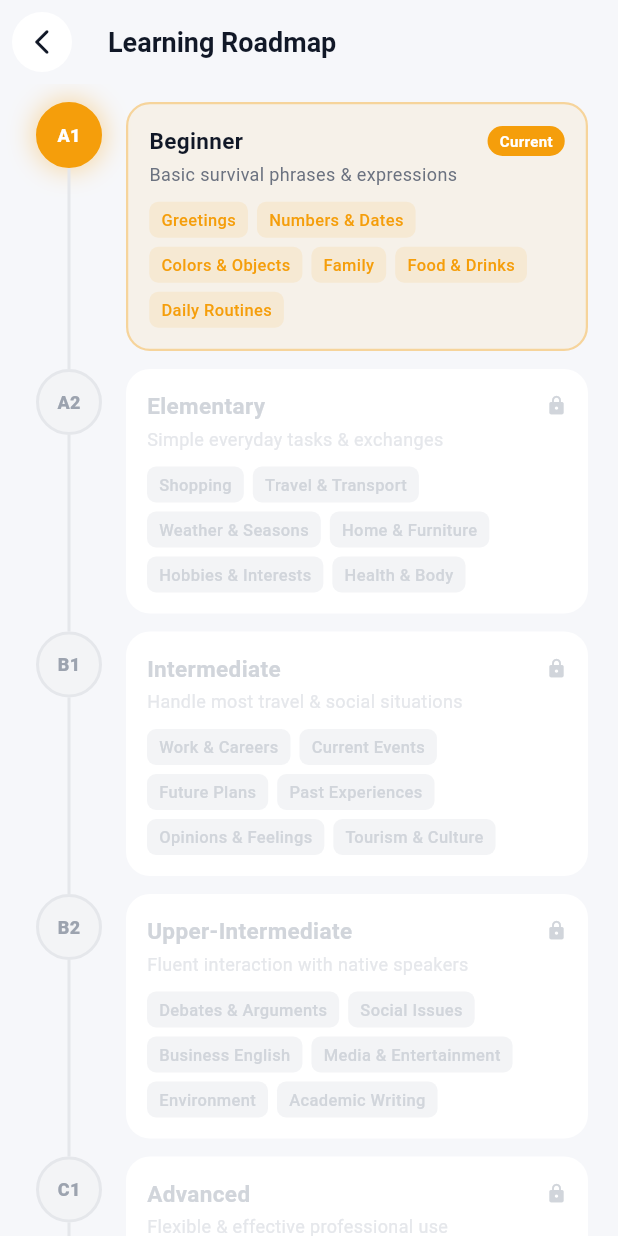
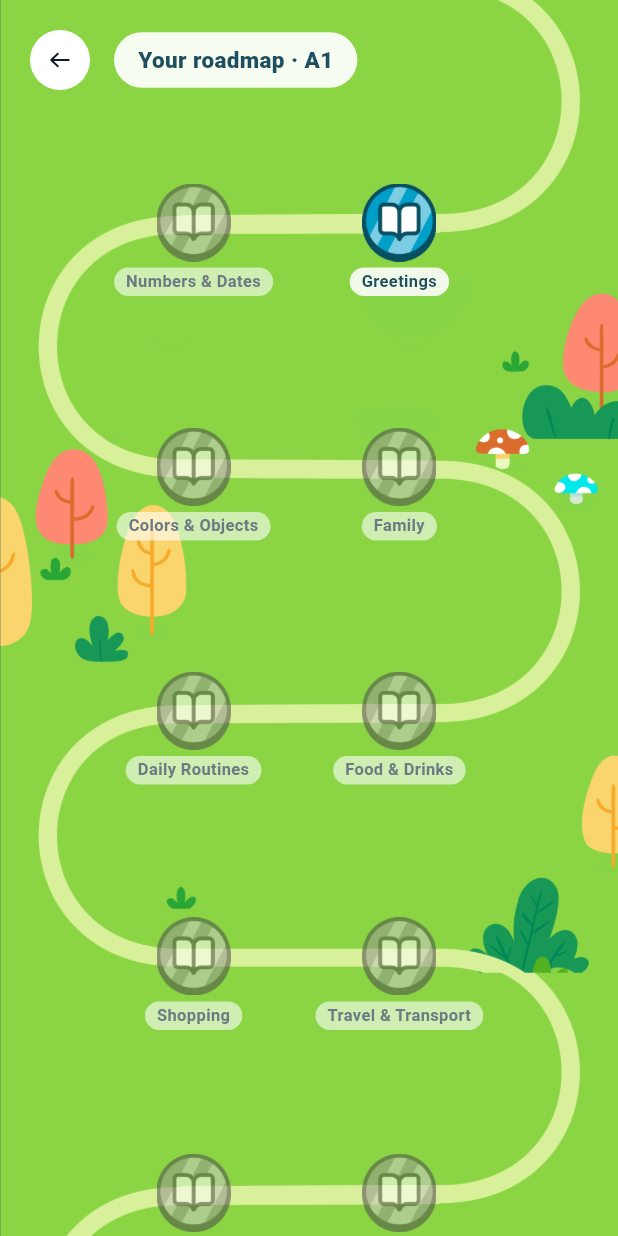
Before and after one commit to khberv-dev/learning-platform-app, a Flutter app: the RoadmapScreen screen opened by its route, on a phone screen of 412 x 824 dp. Run offline on Flutter 3.47's test engine with Material 3 defaults, Android fonts, the phone set to English and light mode, and no system bars; our stand-ins replace audioplayers, chewie, dio, flutter_riverpod, flutter_svg, go_router and 5 more; missing offline and left inert: flutter_webrtc, record, talker_dio_logger; accounts and stored records are empty.

Commit message:
feat: rebuild the roadmap as a path over the illustrated background
Replace the timeline-of-cards layout with the roadmap artwork and markers
placed on the road itself. The path's nineteen straight runs were traced from
the background's pixels rather than estimated, and RoadmapPath records those
measurements so the placement can be checked.

The six CEFR levels flatten into their thirty-six topics, two per run,
zigzagging with the road's direction — the artwork enters top-right, so the
first run travels right to left and each one after reverses. Completed topics
use road_item_complete and the learner's position uses road_item_current.

Two things the artwork dictated: no locked-state image ships, so topics ahead
reuse the completed badge through a greyscale matrix at reduced opacity; and
the background carries a transparent left margin that showed as a stripe of
page colour, now cropped by shifting the image and mapping node positions
through the same transform. A test pins every slot inside the traced road.

The path stands about ten screens tall, so the screen opens scrolled to the
learner's current step.

Co-Authored-By: Claude Opus 5 (1M context) <noreply@anthropic.com>

```diff
--- a/lib/app/data/network/config.dart
+++ b/lib/app/data/network/config.dart
@@ -1,6 +1,6 @@
 import 'package:flutter/foundation.dart';
 
-const devHostUrl = 'http://192.168.1.10:8000';
+const devHostUrl = 'http://192.168.0.2:8000';
 const mainHostUrl = 'https://cp.i-teach.uz';
 
 const hostUrl = kDebugMode ? devHostUrl : mainHostUrl;
--- /dev/null
+++ b/lib/ui/roadmap/roadmap_path.dart
@@ -0,0 +1,69 @@
+import 'dart:ui';
+
+/// Where the steps sit on `assets/images/roadmap_background.png`.
+///
+/// The artwork is 2164x18290 and its path is a serpentine of nineteen straight
+/// runs joined by U-turns. These y values are the centres of those runs as a
+/// fraction of the artwork's height, traced from the pixels rather than
+/// guessed; every run spans x 0.19..0.82.
+abstract final class RoadmapPath {
+  static const artworkWidth = 2164.0;
+  static const artworkHeight = 18290.0;
+
+  static const aspectRatio = artworkHeight / artworkWidth;
+
+  static const runCentresY = <double>[
+    0.0426,
+    0.0894,
+    0.1361,
+    0.1831,
+    0.2284,
+    0.2752,
+    0.3225,
+    0.3689,
+    0.4154,
+    0.4621,
+    0.5089,
+    0.5556,
+    0.6024,
+    0.6491,
+    0.6959,
+    0.7426,
+    0.7882,
+    0.8346,
+    0.8811,
+  ];
+
+  /// The artwork carries a transparent margin plus a border stroke down its
+  /// left edge; without cropping it the page background shows through as a
+  /// stripe. Everything is shifted left by this fraction to hide it.
+  static const leftCrop = 0.02;
+
+  /// Width the artwork must be drawn at so the crop still reaches the right
+  /// edge, as a multiple of the viewport width.
+  static const drawWidthFactor = 1 + leftCrop;
+
+  /// Maps an x measured on the raw artwork onto the cropped viewport.
+  static double toViewportX(double artworkX) =>
+      artworkX * drawWidthFactor - leftCrop;
+
+  /// Two steps per run, inset from the U-turns at either end.
+  static const _xNear = 0.34;
+  static const _xFar = 0.66;
+  static const stepsPerRun = 2;
+
+  static int get capacity => runCentresY.length * stepsPerRun;
+
+  /// Fractional position of step [index], following the path's direction:
+  /// the artwork enters top-right, so the first run travels right to left and
+  /// each run after it reverses.
+  static Offset slot(int index) {
+    final run = (index ~/ stepsPerRun).clamp(0, runCentresY.length - 1);
+    final withinRun = index % stepsPerRun;
+    final travelsLeftToRight = run.isOdd;
+    final x = travelsLeftToRight
+        ? (withinRun == 0 ? _xNear : _xFar)
+        : (withinRun == 0 ? _xFar : _xNear);
+    return Offset(toViewportX(x), runCentresY[run]);
+  }
+}
--- a/lib/ui/roadmap/roadmap_screen.dart
+++ b/lib/ui/roadmap/roadmap_screen.dart
@@ -1,30 +1,17 @@
 import 'package:flutter/material.dart';
 import 'package:flutter_riverpod/flutter_riverpod.dart';
+import 'package:student/app/theme/app_colors.dart';
+import 'package:student/app/theme/app_spacing.dart';
 import 'package:student/core/user/presentation/current_user_provider.dart';
+import 'package:student/shared/widget/back_icon_button.dart';
+import 'package:student/ui/roadmap/roadmap_path.dart';
+import 'package:student/ui/roadmap/widget/road_step_node.dart';
 
-// ── Static CEFR data ──────────────────────────────────────────────────────────
-
-class _CefrData {
-  final String code;
-  final String name;
-  final String subtitle;
-  final List<String> topics;
-  final Color color;
-
-  const _CefrData({
-    required this.code,
-    required this.name,
-    required this.subtitle,
-    required this.topics,
-    required this.color,
-  });
-}
-
-const _cefrLevels = [
-  _CefrData(
+/// The CEFR ladder, in order. Each level's topics become steps on the path.
+const _levels = <({String code, String name, List<String> topics})>[
+  (
     code: 'A1',
     name: 'Beginner',
-    subtitle: 'Basic survival phrases & expressions',
     topics: [
       'Greetings',
       'Numbers & Dates',
@@ -33,12 +20,10 @@ const _cefrLevels = [
       'Food & Drinks',
       'Daily Routines',
     ],
-    color: Color(0xFFF59E0B),
   ),
-  _CefrData(
+  (
     code: 'A2',
     name: 'Elementary',
-    subtitle: 'Simple everyday tasks & exchanges',
     topics: [
       'Shopping',
       'Travel & Transport',
@@ -47,12 +32,10 @@ const _cefrLevels = [
       'Hobbies & Interests',
       'Health & Body',
     ],
-    color: Color(0xFFF97316),
   ),
-  _CefrData(
+  (
     code: 'B1',
     name: 'Intermediate',
-    subtitle: 'Handle most travel & social situations',
     topics: [
       'Work & Careers',
       'Current Events',
@@ -61,12 +44,10 @@ const _cefrLevels = [
       'Opinions & Feelings',
       'Tourism & Culture',
     ],
-    color: Color(0xFF18C96A),
   ),
-  _CefrData(
+  (
     code: 'B2',
     name: 'Upper-Intermediate',
-    subtitle: 'Fluent interaction with native speakers',
     topics: [
       'Debates & Arguments',
       'Social Issues',
@@ -75,12 +56,10 @@ const _cefrLevels = [
       'Environment',
       'Academic Writing',
     ],
-    color: Color(0xFF0EA5E9),
   ),
-  _CefrData(
+  (
     code: 'C1',
     name: 'Advanced',
-    subtitle: 'Flexible & effective professional use',
     topics: [
       'Academic Discourse',
       'Professional Comms',
@@ -89,12 +68,10 @@ const _cefrLevels = [
       'Critical Analysis',
       'Complex Negotiations',
     ],
-    color: Color(0xFF6366F1),
   ),
-  _CefrData(
+  (
     code: 'C2',
     name: 'Proficiency',
-    subtitle: 'Near-native mastery of the language',
     topics: [
       'Native-like Fluency',
       'Specialized Vocabulary',
@@ -103,61 +80,140 @@ const _cefrLevels = [
       'Creative Writing',
       'Expert Presentations',
     ],
-    color: Color(0xFFA855F7),
   ),
 ];
 
-// ── Status enum ───────────────────────────────────────────────────────────────
+/// One marker on the path.
+class RoadmapStep {
+  final String topic;
+  final RoadStepStatus status;
 
-enum _Status { completed, current, locked }
+  const RoadmapStep({required this.topic, required this.status});
+}
 
-// ── Screen ────────────────────────────────────────────────────────────────────
+/// Flattens the ladder into path steps: everything below the learner's level
+/// is done, the first topic of their own level is where they are, and the rest
+/// is still ahead.
+List<RoadmapStep> buildRoadmapSteps(String currentLevel) {
+  final found = _levels.indexWhere((l) => l.code == currentLevel);
+  final current = found < 0 ? 0 : found;
 
-class RoadmapScreen extends ConsumerWidget {
+  final steps = <RoadmapStep>[];
+  for (var i = 0; i < _levels.length; i++) {
+    for (var t = 0; t < _levels[i].topics.length; t++) {
+      steps.add(
+        RoadmapStep(
+          topic: _levels[i].topics[t],
+          status: i < current
+              ? RoadStepStatus.completed
+              : (i == current && t == 0)
+              ? RoadStepStatus.current
+              : RoadStepStatus.locked,
+        ),
+      );
+    }
+  }
+  return steps;
+}
+
+class RoadmapScreen extends ConsumerStatefulWidget {
   static const path = '/roadmap';
 
   const RoadmapScreen({super.key});
 
   @override
-  Widget build(BuildContext context, WidgetRef ref) {
-    final currentLevel = ref.watch(currentUserProvider)?.level ?? 'A1';
-    final currentIdx = _cefrLevels.indexWhere((l) => l.code == currentLevel);
+  ConsumerState<RoadmapScreen> createState() => _RoadmapScreenState();
+}
+
+class _RoadmapScreenState extends ConsumerState<RoadmapScreen> {
+  final _scrollController = ScrollController();
+  bool _hasRevealedCurrent = false;
+
+  @override
+  void dispose() {
+    _scrollController.dispose();
+    super.dispose();
+  }
+
+  /// Opens at the learner's position rather than the top of a path that runs
+  /// to roughly ten screens.
+  void _revealCurrent(int index, double artworkHeight, double viewportHeight) {
+    if (_hasRevealedCurrent || !_scrollController.hasClients) return;
+    _hasRevealedCurrent = true;
+
+    final target =
+        RoadmapPath.slot(index).dy * artworkHeight - viewportHeight / 2;
+    _scrollController.jumpTo(
+      target.clamp(0.0, _scrollController.position.maxScrollExtent),
+    );
+  }
+
+  @override
+  Widget build(BuildContext context) {
+    final level = ref.watch(currentUserProvider)?.level ?? 'A1';
+    final steps = buildRoadmapSteps(level);
+    final currentIndex = steps.indexWhere(
+      (s) => s.status == RoadStepStatus.current,
+    );
 
     return Scaffold(
-      backgroundColor: const Color(0xFFF6F7FA),
-      appBar: AppBar(
-        backgroundColor: const Color(0xFFF6F7FA),
-        surfaceTintColor: Colors.transparent,
-        elevation: 0,
-        leading: IconButton(
-          onPressed: () => Navigator.of(context).pop(),
-          icon: const Icon(Icons.arrow_back_ios_new_rounded, size: 20),
-          color: const Color(0xFF111827),
-        ),
-        title: const Text(
-          'Learning Roadmap',
-          style: TextStyle(
-            color: Color(0xFF111827),
-            fontSize: 18,
-            fontWeight: FontWeight.w700,
+      backgroundColor: AppColors.librarySurface,
+      body: LayoutBuilder(
+        builder: (context, constraints) {
+          final width = constraints.maxWidth;
+          final artworkHeight = width * RoadmapPath.aspectRatio;
+
+          WidgetsBinding.instance.addPostFrameCallback((_) {
+            if (!mounted || currentIndex < 0) return;
+            _revealCurrent(currentIndex, artworkHeight, constraints.maxHeight);
+          });
+
+          return Stack(
+            children: [
+              SingleChildScrollView(
+                controller: _scrollController,
+                child: SizedBox(
+                  width: width,
+                  height: artworkHeight,
+                  child: Stack(
+                    clipBehavior: Clip.hardEdge,
+                    children: [
+                      // Shifted left to crop the artwork's transparent margin;
+                      // node positions go through the same mapping.
+                      Positioned(
+                        left: -width * RoadmapPath.leftCrop,
+                        top: 0,
+                        width: width * RoadmapPath.drawWidthFactor,
+                        height: artworkHeight,
+                        child: Image.asset(
+                          'assets/images/roadmap_background.png',
+                          fit: BoxFit.fill,
                         ),
                       ),
-        centerTitle: false,
+                      for (var i = 0; i < steps.length; i++)
+                        _PositionedStep(
+                          step: steps[i],
+                          slot: RoadmapPath.slot(i),
+                          canvasWidth: width,
+                          canvasHeight: artworkHeight,
                         ),
-      body: ListView.builder(
-        padding: const EdgeInsets.fromLTRB(20, 12, 20, 40),
-        itemCount: _cefrLevels.length,
-        itemBuilder: (context, i) {
-          final level = _cefrLevels[i];
-          final status = i < currentIdx
-              ? _Status.completed
-              : i == currentIdx
-              ? _Status.current
-              : _Status.locked;
-          return _LevelTile(
-            level: level,
-            status: status,
-            isLast: i == _cefrLevels.length - 1,
+                    ],
+                  ),
+                ),
+              ),
+              SafeArea(
+                child: Padding(
+                  padding: const EdgeInsets.all(AppSpacing.lg),
+                  child: Row(
+                    children: [
+                      const BackIconButton(),
+                      const SizedBox(width: AppSpacing.md),
+                      _Title(level: level),
+                    ],
+                  ),
+                ),
+              ),
+            ],
           );
         },
       ),
@@ -165,233 +221,57 @@ class RoadmapScreen extends ConsumerWidget {
   }
 }
 
-// ── Tile ─────────────────────────────────────────────────────────────────────
+class _PositionedStep extends StatelessWidget {
+  static const _slotWidth = 116.0;
 
-class _LevelTile extends StatelessWidget {
-  final _CefrData level;
-  final _Status status;
-  final bool isLast;
+  final RoadmapStep step;
+  final Offset slot;
+  final double canvasWidth;
+  final double canvasHeight;
 
-  const _LevelTile({
-    required this.level,
-    required this.status,
-    required this.isLast,
+  const _PositionedStep({
+    required this.step,
+    required this.slot,
+    required this.canvasWidth,
+    required this.canvasHeight,
   });
 
   @override
   Widget build(BuildContext context) {
-    return IntrinsicHeight(
-      child: Row(
-        crossAxisAlignment: CrossAxisAlignment.stretch,
-        children: [
-          // ── Timeline column ──
-          SizedBox(
-            width: 52,
-            child: Column(
-              children: [
-                _NodeCircle(level: level, status: status),
-                if (!isLast)
-                  Expanded(
-                    child: Center(
-                      child: Container(
-                        width: 2,
-                        color: status == _Status.completed
-                            ? const Color(0xFF18C96A)
-                            : const Color(0xFFE5E7EB),
-                      ),
-                    ),
-                  ),
-              ],
-            ),
-          ),
-          const SizedBox(width: 12),
-          // ── Content card ──
-          Expanded(
-            child: Padding(
-              padding: EdgeInsets.only(bottom: isLast ? 0 : 12),
-              child: _LevelCard(level: level, status: status),
-            ),
-          ),
-        ],
-      ),
+    return Positioned(
+      left: RoadmapPath.toViewportX(slot.dx) * canvasWidth - _slotWidth / 2,
+      // The marker's centre lands on the path; its label hangs below.
+      top: slot.dy * canvasHeight - RoadStepNode.diameter / 2,
+      width: _slotWidth,
+      child: RoadStepNode(label: step.topic, status: step.status),
     );
   }
 }
 
-// ── Node circle ───────────────────────────────────────────────────────────────
+class _Title extends StatelessWidget {
+  final String level;
 
-class _NodeCircle extends StatelessWidget {
-  final _CefrData level;
-  final _Status status;
-
-  const _NodeCircle({required this.level, required this.status});
-
-  Color get _bg {
-    return switch (status) {
-      _Status.completed => const Color(0xFF18C96A),
-      _Status.current => level.color,
-      _Status.locked => const Color(0xFFF3F4F6),
-    };
-  }
+  const _Title({required this.level});
 
   @override
   Widget build(BuildContext context) {
-    final isLocked = status == _Status.locked;
-    final isCurrent = status == _Status.current;
-
     return Container(
-      width: 44,
-      height: 44,
+      padding: const EdgeInsets.symmetric(
+        horizontal: AppSpacing.lg,
+        vertical: AppSpacing.sm,
+      ),
       decoration: BoxDecoration(
-        shape: BoxShape.circle,
-        color: _bg,
-        border: Border.all(
-          color: isLocked ? const Color(0xFFE5E7EB) : _bg,
-          width: 2,
+        color: Colors.white.withAlpha(235),
+        borderRadius: BorderRadius.circular(999),
       ),
-        boxShadow: isCurrent
-            ? [
-                BoxShadow(
-                  color: level.color.withValues(alpha: 0.35),
-                  blurRadius: 14,
-                  spreadRadius: 2,
-                ),
-              ]
-            : null,
-      ),
-      child: Center(
-        child: status == _Status.completed
-            ? const Icon(Icons.check_rounded, color: Colors.white, size: 20)
-            : Text(
-                level.code,
-                style: TextStyle(
-                  color: isLocked ? const Color(0xFF9CA3AF) : Colors.white,
-                  fontSize: 12,
+      child: Text(
+        'Your roadmap · $level',
+        style: const TextStyle(
+          color: AppColors.ink,
+          fontSize: 15,
           fontWeight: FontWeight.w800,
-                ),
         ),
       ),
     );
   }
 }
-
-// ── Content card ──────────────────────────────────────────────────────────────
-
-class _LevelCard extends StatelessWidget {
-  final _CefrData level;
-  final _Status status;
-
-  const _LevelCard({required this.level, required this.status});
-
-  @override
-  Widget build(BuildContext context) {
-    final isCurrent = status == _Status.current;
-    final isLocked = status == _Status.locked;
-
-    final chipBg = isLocked
-        ? const Color(0xFFF3F4F6)
-        : isCurrent
-        ? level.color.withValues(alpha: 0.1)
-        : const Color(0xFFECFDF5);
-
-    final chipText = isLocked
-        ? const Color(0xFFD1D5DB)
-        : isCurrent
-        ? level.color
-        : const Color(0xFF15803D);
-
-    return Container(
-      padding: const EdgeInsets.all(14),
-      decoration: BoxDecoration(
-        color: isCurrent ? level.color.withValues(alpha: 0.07) : Colors.white,
-        borderRadius: BorderRadius.circular(16),
-        border: isCurrent
-            ? Border.all(color: level.color.withValues(alpha: 0.35), width: 1.5)
-            : null,
-      ),
-      child: Column(
-        crossAxisAlignment: CrossAxisAlignment.start,
-        children: [
-          Row(
-            children: [
-              Expanded(
-                child: Text(
-                  level.name,
-                  style: TextStyle(
-                    color: isLocked
-                        ? const Color(0xFFD1D5DB)
-                        : const Color(0xFF111827),
-                    fontSize: 15,
-                    fontWeight: FontWeight.w700,
-                  ),
-                ),
-              ),
-              if (isCurrent)
-                Container(
-                  padding: const EdgeInsets.symmetric(
-                    horizontal: 8,
-                    vertical: 3,
-                  ),
-                  decoration: BoxDecoration(
-                    color: level.color,
-                    borderRadius: BorderRadius.circular(20),
-                  ),
-                  child: const Text(
-                    'Current',
-                    style: TextStyle(
-                      color: Colors.white,
-                      fontSize: 10,
-                      fontWeight: FontWeight.w700,
-                    ),
-                  ),
-                )
-              else if (isLocked)
-                const Icon(
-                  Icons.lock_rounded,
-                  size: 14,
-                  color: Color(0xFFD1D5DB),
-                ),
-            ],
-          ),
-          const SizedBox(height: 3),
-          Text(
-            level.subtitle,
-            style: TextStyle(
-              color: isLocked
-                  ? const Color(0xFFE5E7EB)
-                  : const Color(0xFF6B7280),
-              fontSize: 12,
-            ),
-          ),
-          const SizedBox(height: 10),
-          Wrap(
-            spacing: 6,
-            runSpacing: 6,
-            children: level.topics
-                .map(
-                  (t) => Container(
-                    padding: const EdgeInsets.symmetric(
-                      horizontal: 8,
-                      vertical: 4,
-                    ),
-                    decoration: BoxDecoration(
-                      color: chipBg,
-                      borderRadius: BorderRadius.circular(6),
-                    ),
-                    child: Text(
-                      t,
-                      style: TextStyle(
-                        color: chipText,
-                        fontSize: 11,
-                        fontWeight: FontWeight.w500,
-                      ),
-                    ),
-                  ),
-                )
-                .toList(),
-          ),
-        ],
-      ),
-    );
-  }
-}
--- /dev/null
+++ b/lib/ui/roadmap/widget/road_step_node.dart
@@ -0,0 +1,102 @@
+import 'package:flutter/material.dart';
+import 'package:student/app/theme/app_spacing.dart';
+
+enum RoadStepStatus { completed, current, locked }
+
+/// A marker sitting on the roadmap path, with its label beneath.
+class RoadStepNode extends StatelessWidget {
+  static const double diameter = 52;
+
+  final String label;
+  final RoadStepStatus status;
+  final VoidCallback? onTap;
+
+  const RoadStepNode({
+    super.key,
+    required this.label,
+    required this.status,
+    this.onTap,
+  });
+
+  @override
+  Widget build(BuildContext context) {
+    return Semantics(
+      button: onTap != null,
+      label: '$label, ${status.name}',
+      child: GestureDetector(
+        onTap: onTap,
+        child: ExcludeSemantics(
+          child: Column(
+            mainAxisSize: MainAxisSize.min,
+            children: [
+              SizedBox.square(dimension: diameter, child: _badge()),
+              const SizedBox(height: AppSpacing.xs),
+              _Label(text: label, isMuted: status == RoadStepStatus.locked),
+            ],
+          ),
+        ),
+      ),
+    );
+  }
+
+  Widget _badge() {
+    // Only complete and current artwork ships; locked reuses the completed
+    // badge drained of colour so it still reads as the same object.
+    final image = Image.asset(
+      status == RoadStepStatus.current
+          ? 'assets/images/road_item_current.png'
+          : 'assets/images/road_item_complete.png',
+      fit: BoxFit.contain,
+    );
+
+    if (status != RoadStepStatus.locked) return image;
+
+    return Opacity(
+      opacity: 0.55,
+      child: ColorFiltered(
+        colorFilter: const ColorFilter.matrix(<double>[
+          0.2126, 0.7152, 0.0722, 0, 0, //
+          0.2126, 0.7152, 0.0722, 0, 0, //
+          0.2126, 0.7152, 0.0722, 0, 0, //
+          0, 0, 0, 1, 0, //
+        ]),
+        child: image,
+      ),
+    );
+  }
+}
+
+class _Label extends StatelessWidget {
+  final String text;
+  final bool isMuted;
+
+  const _Label({required this.text, required this.isMuted});
+
+  @override
+  Widget build(BuildContext context) {
+    return Container(
+      padding: const EdgeInsets.symmetric(
+        horizontal: AppSpacing.sm,
+        vertical: 3,
+      ),
+      decoration: BoxDecoration(
+        // A chip rather than bare text — the field behind varies in tone and
+        // has trees and bushes running through it.
+        color: Colors.white.withAlpha(isMuted ? 150 : 225),
+        borderRadius: BorderRadius.circular(999),
+      ),
+      child: Text(
+        text,
+        textAlign: TextAlign.center,
+        maxLines: 2,
+        overflow: TextOverflow.ellipsis,
+        style: TextStyle(
+          color: isMuted ? const Color(0xff6b7a83) : const Color(0xff1f4e5f),
+          fontSize: 11,
+          fontWeight: FontWeight.w700,
+          height: 1.2,
+        ),
+      ),
+    );
+  }
+}
```
Also changed, not shown: assets/images/road_item_complete.png (added), assets/images/road_item_current.png (added), assets/images/roadmap_background.png (added), 1 other file. Lines whose indentation alone changed are shown as unchanged.
